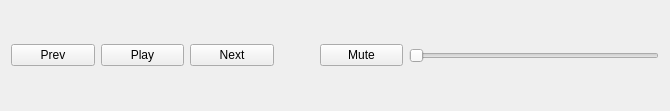
This is playercontrolswidget.ui in Worm-Warrior/QBar as Qt 5 draws it before an edit. The edited form follows.
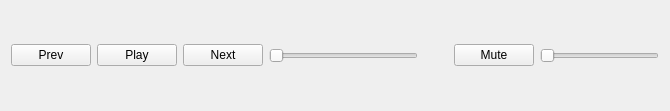
This is the edited form.

```diff
--- a/playercontrolswidget.ui
+++ b/playercontrolswidget.ui
@@ -15,7 +15,7 @@
   </property>
   <layout class="QHBoxLayout" name="horizontalLayout_4">
    <item>
-    <layout class="QHBoxLayout" name="horizontalLayout_3" stretch="0,0,0,0,0,0">
+    <layout class="QHBoxLayout" name="horizontalLayout_3" stretch="1,1,1,5,1,1,4">
      <item>
       <widget class="QPushButton" name="prevButton">
        <property name="text">
@@ -37,6 +37,19 @@
        </property>
       </widget>
      </item>
+     <item>
+      <widget class="QSlider" name="seekBar">
+       <property name="sizePolicy">
+        <sizepolicy hsizetype="Expanding" vsizetype="Preferred">
+         <horstretch>0</horstretch>
+         <verstretch>0</verstretch>
+        </sizepolicy>
+       </property>
+       <property name="orientation">
+        <enum>Qt::Orientation::Horizontal</enum>
+       </property>
+      </widget>
+     </item>
      <item>
       <spacer name="spacer">
        <property name="orientation">
@@ -62,6 +75,12 @@
      </item>
      <item>
       <widget class="QSlider" name="Volume">
+       <property name="sizePolicy">
+        <sizepolicy hsizetype="Expanding" vsizetype="Preferred">
+         <horstretch>0</horstretch>
+         <verstretch>0</verstretch>
+        </sizepolicy>
+       </property>
        <property name="minimumSize">
         <size>
          <width>100</width>
```
